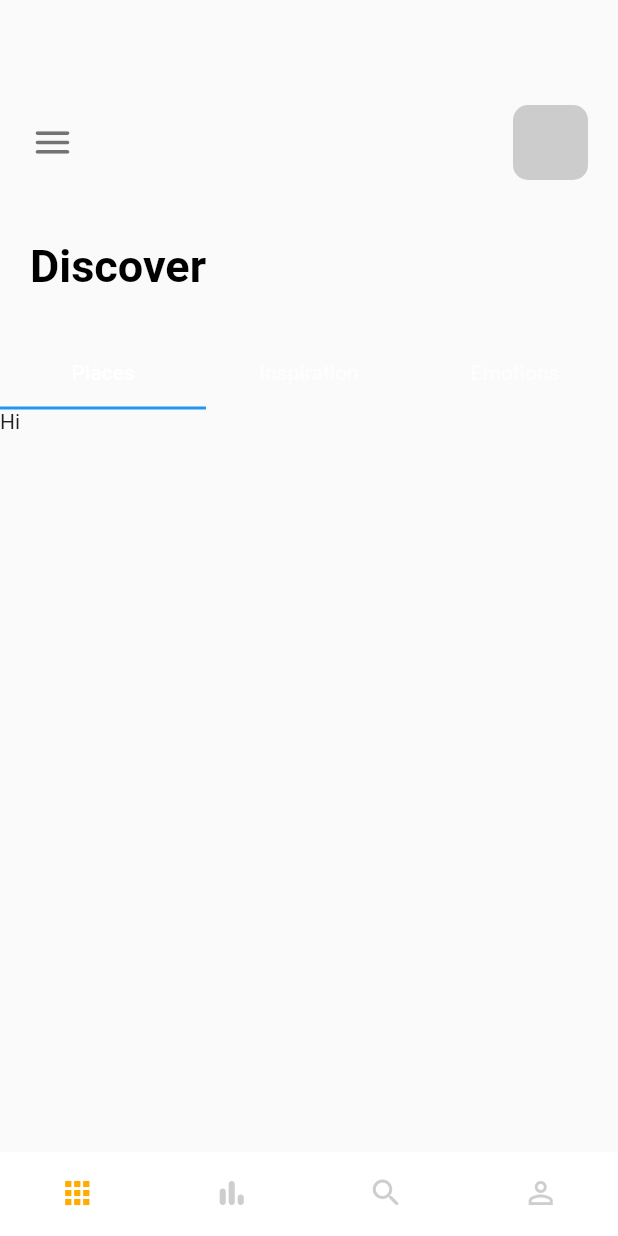
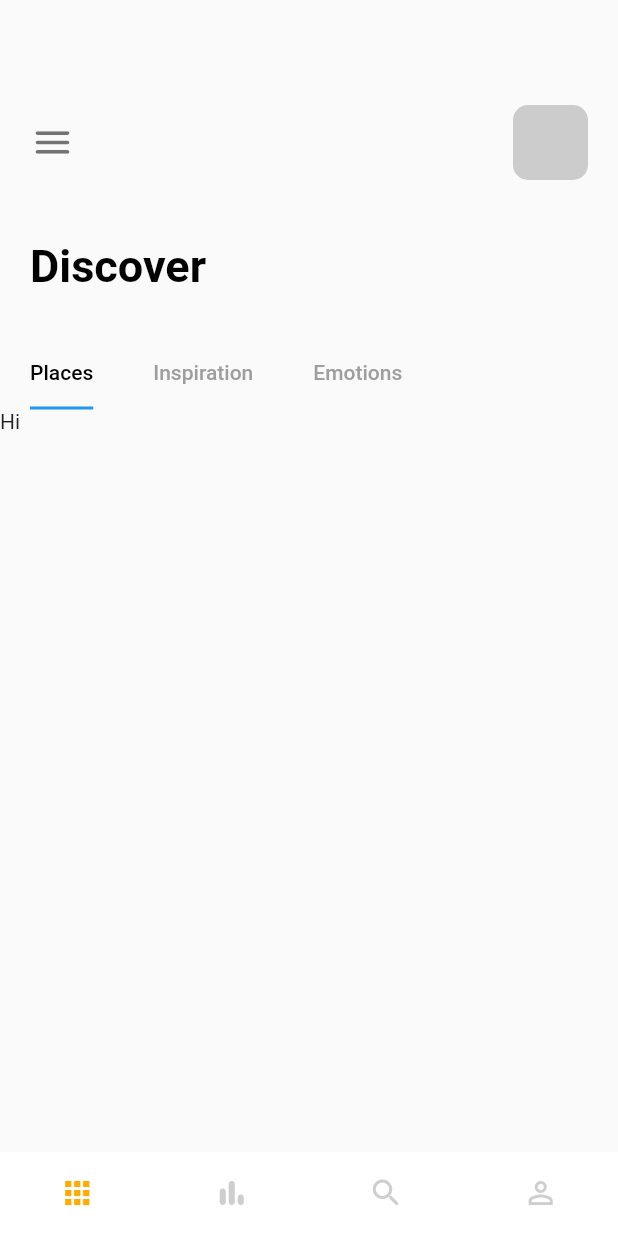
Before and after one commit to badadarr/Flutter-Cubit-State-Management-API-Request, a Flutter app: the screen it shows after launch, on a phone screen of 412 x 824 dp. Run offline on Flutter 3.47's test engine with Material 2 defaults, Android fonts, the phone set to English and light mode, and no system bars; statements that could not run were skipped.

Commit message:
building custom indicator for tab bar

```diff
--- a/lib/pages/navpages/home_page.dart
+++ b/lib/pages/navpages/home_page.dart
@@ -45,11 +45,22 @@ class _HomePageState extends State<HomePage> with TickerProviderStateMixin {
           SizedBox(height: 30),
           // tabbar
           Container(
-            child: TabBar(controller: _tabController, tabs: [
-              Tab(text: "Places"),
-              Tab(text: "Inspiration"),
-              Tab(text: "Emotions"),
-            ]),
+            child: Align(
+              alignment: Alignment.centerLeft,
+              child: TabBar(
+                  labelPadding: const EdgeInsets.only(left: 20, right: 20),
+                  controller: _tabController,
+                  labelColor: Colors.black,
+                  unselectedLabelColor: Colors.grey,
+                  isScrollable: true,
+                  indicatorSize: TabBarIndicatorSize.label,
+                  indicator: ,
+                  tabs: [
+                    Tab(text: "Places"),
+                    Tab(text: "Inspiration"),
+                    Tab(text: "Emotions"),
+                  ]),
+            ),
           ),
           Container(
             height: 300,
@@ -65,3 +76,19 @@ class _HomePageState extends State<HomePage> with TickerProviderStateMixin {
     );
   }
 }
+
+
+class CircleIndicator extends Decoration {
+  @override
+  BoxPainter createBoxPainter([VoidCallback? onChanged]) {
+    // TODO: implement createBoxPainter
+    throw UnimplementedError();
+  }
+}
+class _CirclePainter extends BoxPainter {
+  @override
+  void paint(Canvas canvas, Offset offset, ImageConfiguration configuration) {
+    // TODO: implement paint
+  }
+
+}
```
